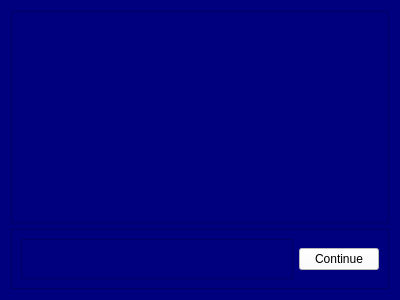
Before: the Qt Designer form CyberFleet/ClientGUI/ui/licensearea.ui in ibicdlcod/GuoMuoRuoProject, drawn with Qt 5.
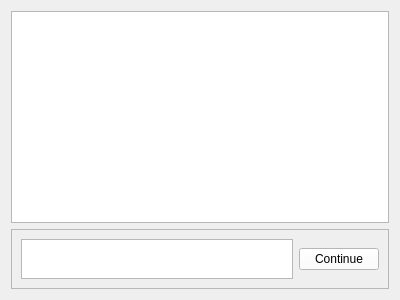
After: the same form once the commit is applied.

Patch:
```diff
--- a/CyberFleet/ClientGUI/ui/licensearea.ui
+++ b/CyberFleet/ClientGUI/ui/licensearea.ui
@@ -14,7 +14,7 @@
    <string>Frame</string>
   </property>
   <property name="styleSheet">
-   <string notr="true">background-color: rgb(0, 0, 127);</string>
+   <string notr="true"/>
   </property>
   <layout class="QVBoxLayout" name="verticalLayout">
    <item>
```
